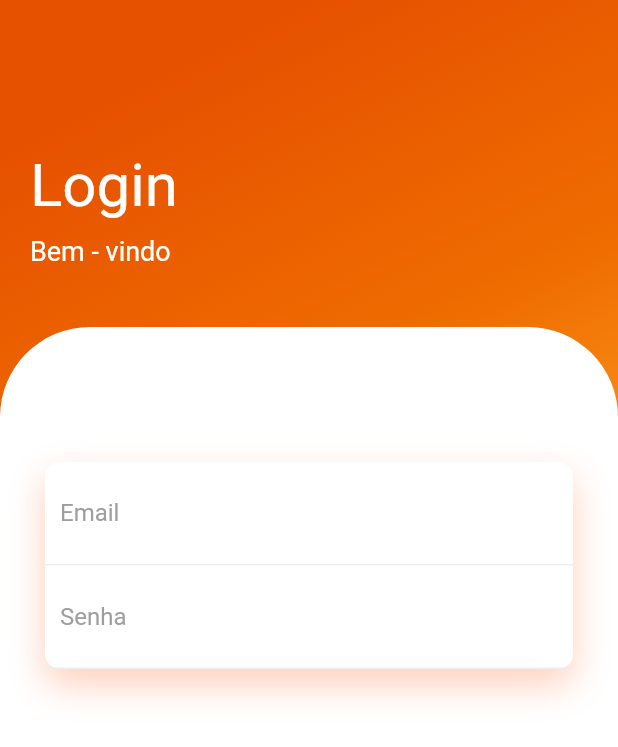
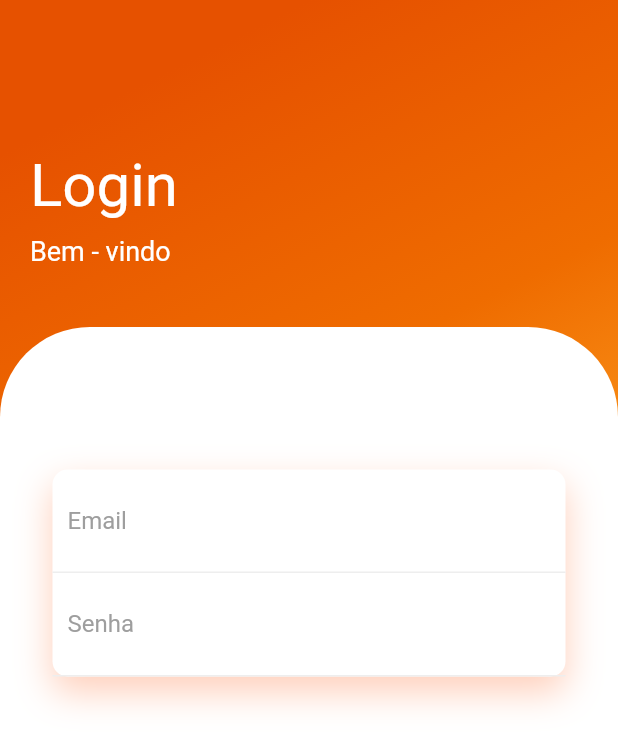
Before and after one commit to italolopes9/projeto_flutter, a Flutter app: the screen it shows after launch, on a phone screen of 412 x 824 dp. Shown: the top 747 px of the screen. Run offline on Flutter 3.47's test engine with Material 2 defaults, Android fonts, the phone set to English and light mode, and no system bars; our stand-ins replace simple_animations.

```diff
--- a/lib/main.dart
+++ b/lib/main.dart
@@ -55,7 +55,7 @@ class HomePage extends StatelessWidget {
                     borderRadius: BorderRadius.only(topLeft: Radius.circular(60), topRight: Radius.circular(60))
                     ),
               child: Padding(
-                padding: EdgeInsets.all(30),
+                padding: EdgeInsets.all(35),
                 child: Column(
                   children: <Widget>[
                     SizedBox(height: 60,),
```
